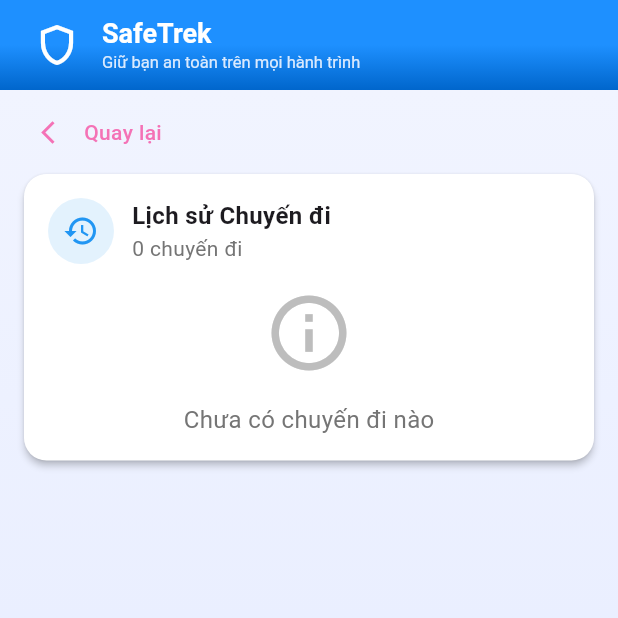
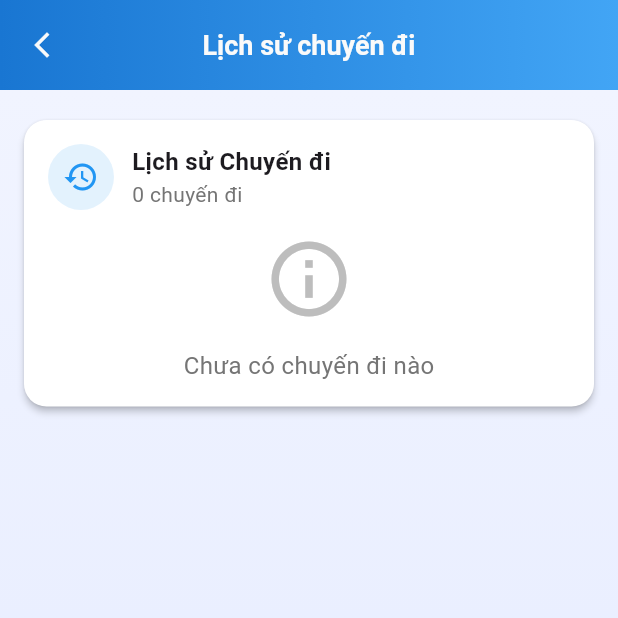
Before and after one commit to NguyenDucAnhhh/SafeTrek, a Flutter app: the screen it shows after launch, after a tap on "Lịch sử Chuyến đi", on a phone screen of 412 x 824 dp, the top half of it. Run offline on Flutter 3.47's test engine with Material 3 defaults, Android fonts, the phone set to English and light mode, and no system bars; Roboto replaces fonts that are missing (Arimo).

Commit message:
[Fix] Sửa lại appbar cho màu đẹp hơn, thay đổi appbar khi vào mục nhỏ

```diff
--- a/lib/screens/trip/start_trip.dart
+++ b/lib/screens/trip/start_trip.dart
@@ -39,7 +39,7 @@
   @override
   Widget build(BuildContext context) {
     return Scaffold(
-      appBar: const CustomAppBar(),
+      appBar: SecondaryHeader(title: 'Chọn chuyến đi'),
       body: Container(
         height: double.infinity,
         width: double.infinity,
@@ -54,7 +54,7 @@
           child: Column(
             crossAxisAlignment: CrossAxisAlignment.stretch,
             children: [
-              const SecondaryHeader(title: 'Quay lại',),
+              SizedBox(height: 20,),
               Padding(
                 padding: const EdgeInsets.fromLTRB(16, 0, 16, 16),
                 child: Column(
--- a/lib/screens/trip/trip_history.dart
+++ b/lib/screens/trip/trip_history.dart
@@ -42,7 +42,7 @@
   @override
   Widget build(BuildContext context) {
     return Scaffold(
-      appBar: const CustomAppBar(),
+      appBar: const SecondaryHeader(title: 'Lịch sử chuyến đi',),
       body: Container(
         height: double.infinity,
         width: double.infinity,
@@ -55,7 +55,7 @@
         ),
         child: Column(
           children: [
-            const SecondaryHeader(title: 'Quay lại'),
+            SizedBox(height: 20),
             Card(
               elevation: 2,
               color: Colors.white,
--- a/lib/widgets/app_bar.dart
+++ b/lib/widgets/app_bar.dart
@@ -14,9 +14,14 @@
         padding: const EdgeInsets.all(8),
         decoration: const BoxDecoration(
             gradient: LinearGradient(
-                begin: Alignment(0.5, 0),
-                end: Alignment(0.5, 1),
-                colors: [Color(0xFF1E90FF), Color(0xFF0066CC)])),
+                begin: Alignment.centerLeft,
+                end: Alignment.centerRight,
+                colors: [
+                  Color(0xFF1976D2),
+                  Color(0xFF42A5F5)
+                ]
+            )
+        ),
       ),
       title: Row(
         children: [
--- a/lib/widgets/secondary_header.dart
+++ b/lib/widgets/secondary_header.dart
@@ -1,33 +1,56 @@
 import 'package:flutter/material.dart';
 
-class SecondaryHeader extends StatelessWidget {
+class SecondaryHeader extends StatelessWidget implements PreferredSizeWidget {
   final String title;
 
   const SecondaryHeader({super.key, required this.title});
 
   @override
   Widget build(BuildContext context) {
-    return Padding(
-      padding: const EdgeInsets.symmetric(horizontal: 8.0, vertical: 4.0),
-      child: Row(
-        children: [
-          IconButton(
-            icon: const Icon(Icons.arrow_back_ios_new, color: Color(0xFFF472B6),size:18),
-            onPressed: () {
-              if (Navigator.canPop(context)) {
-                Navigator.of(context).pop();
-              }
-            },
+    return AppBar(
+      elevation: 0,
+      toolbarHeight: 60,
+      automaticallyImplyLeading: false,
+      flexibleSpace: Container(
+        width: double.infinity,
+        padding: const EdgeInsets.all(8),
+          decoration: const BoxDecoration(
+              gradient: LinearGradient(
+                  begin: Alignment.centerLeft,
+                  end: Alignment.centerRight,
+                  colors: [
+                    Color(0xFF1976D2),
+                    Color(0xFF42A5F5)
+                  ]
+              )
           ),
-          Text(
-            title,
-            style: const TextStyle(
-              color: Color(0xFFF472B6),
-              fontWeight: FontWeight.w500,
-            ),
+      ),
+      leading: IconButton(
+          onPressed: () {
+            if(Navigator.canPop(context)){
+              Navigator.pop(context);
+            }
+          },
+          icon: const Icon(
+            Icons.arrow_back_ios_new,
+            color: Color(0xFFFAFAFA),
+            size: 20,
+
           ),
-        ],
+      ),
+      centerTitle: true,
+      title: Text(
+        title,
+        style: const TextStyle(
+          color: Color(0xFFFAFAFA),
+          fontSize: 18,
+          fontFamily: 'Arimo',
+          fontWeight: FontWeight.bold ,
+        ),
       ),
     );
   }
+
+  @override
+  Size get preferredSize => const Size.fromHeight(60);
 }
```
